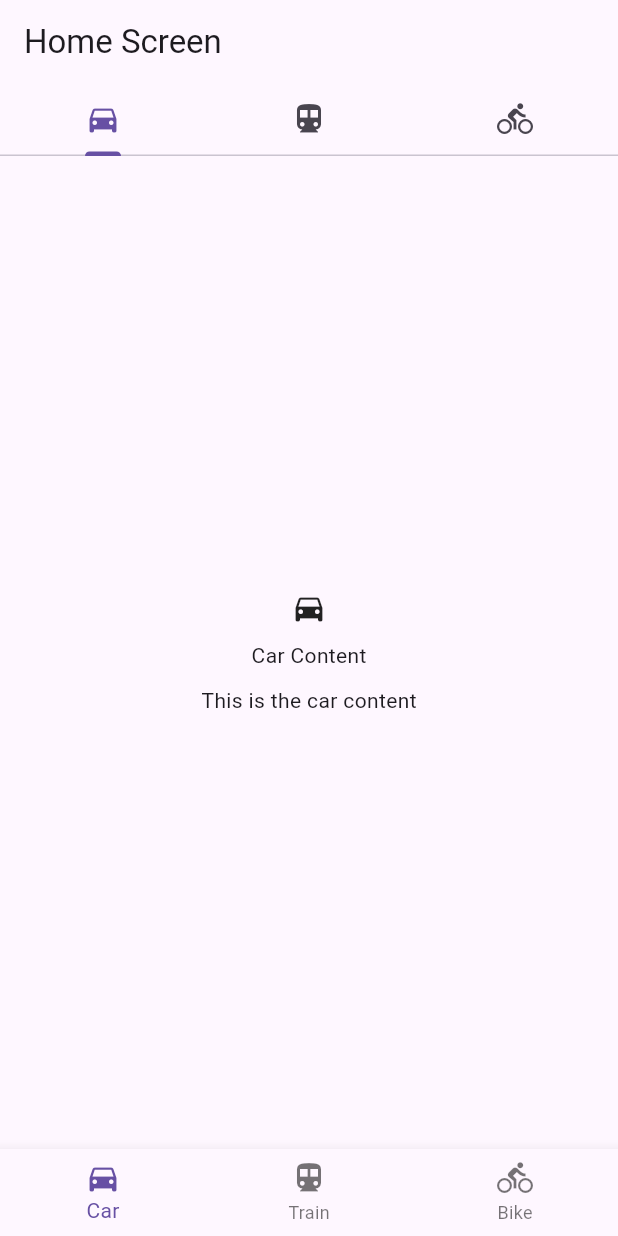
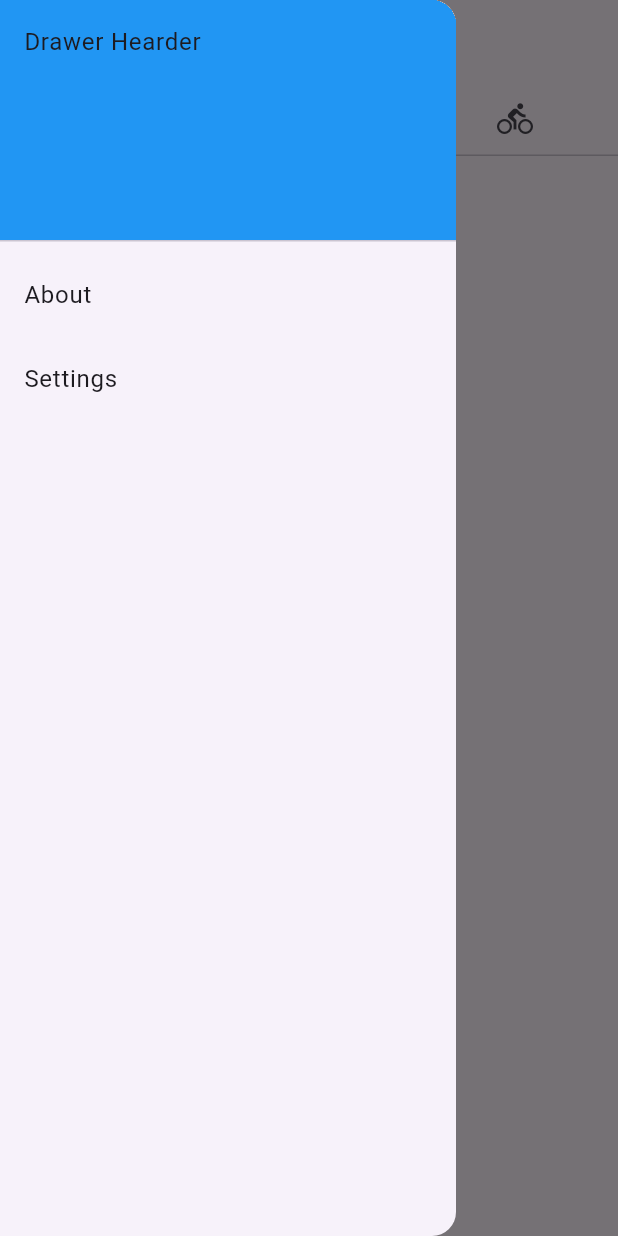
Before and after one commit to brendaleefox/FlutterDemo, a Flutter app: the screen it shows after launch, with the side drawer open (before the commit the screen has no drawer), on a phone screen of 412 x 824 dp. Run offline on Flutter 3.47's test engine with Material 3 defaults, Android fonts, the phone set to English and light mode, and no system bars; our stand-ins replace go_router.

Commit message:
third commit

```diff
--- a/lib/main.dart
+++ b/lib/main.dart
@@ -1,5 +1,5 @@
 import 'package:flutter/material.dart';
-import 'package:flutter_routing_demo/presentation/screens/home/home_screen.dart';
+import 'package:flutter_routing_demo/router/main_router.dart';
 
 main()=> runApp(const MainApp());
 
@@ -8,8 +8,9 @@ class MainApp extends StatelessWidget {
 
   @override
   Widget build(BuildContext context) {
-    return const MaterialApp(
-      home: HomeScreen(),
+    return MaterialApp.router(
+      routerConfig: mainRouter,
+      //mainRouter nombre usado en la clase final en main_router.dart
     );
   }
 }
--- a/lib/presentation/screens/about_screen.dart
+++ b/lib/presentation/screens/about_screen.dart
@@ -5,6 +5,13 @@ class AboutScreen extends StatelessWidget{
 
   @override
   Widget build (BuildContext context){
-    return const Placeholder();
+    return Scaffold(
+      appBar: AppBar(
+        title: const Text('About Screen'),
+      ),
+      body: const Center(
+        child: Text('About Screen'),
+      ),
+    );
   }
 }
--- a/lib/presentation/screens/home/home_screen.dart
+++ b/lib/presentation/screens/home/home_screen.dart
@@ -2,12 +2,74 @@ import 'package:flutter/material.dart';
 import 'package:flutter_routing_demo/presentation/screens/home/widgets/bicycle_content.dart';
 import 'package:flutter_routing_demo/presentation/screens/home/widgets/car_content.dart';
 import 'package:flutter_routing_demo/presentation/screens/home/widgets/train_content.dart';
+import 'package:go_router/go_router.dart';
 
 class HomeScreen extends StatelessWidget {
   const HomeScreen({super.key});
 
   @override
   Widget build(BuildContext context) {
+    return DefaultTabController(
+      length: 3,
+      child: Scaffold(
+        appBar: AppBar(
+          title: const Text('Home Screen'),
+          bottom: const TabBar(
+            tabs: [
+              Tab(icon: Icon(Icons.directions_car)),
+              Tab(icon: Icon(Icons.directions_transit)),
+              Tab(icon: Icon(Icons.directions_bike)),
+            ],
+          ),
+        ),
+        body: const TabBarView(
+          children: [
+            CarContent(),
+            TrainContent(),
+            BicycleContent(),
+          ],
+        ),
+        drawer: Drawer(
+          child: ListView(
+            padding: EdgeInsets.zero,
+            children: <Widget>[
+              const DrawerHeader(
+                decoration: BoxDecoration(
+                  color: Colors.blue,
+                ),
+                child: Text('Drawer Hearder'),
+              ),
+              ListTile(
+                title: const Text('About'),
+                onTap: () {
+                  context.push('/about');
+                },
+              ),
+              ListTile(
+                title: const Text('Settings'),
+                onTap: () {
+                  context.push('/settings');
+                },
+              ),
+            ],
+          ),
+        ),
+      ),
+    );
+  }
+}
+
+
+
+
+
+
+
+
+
+//CODIGO CON BARRA DE NAVEGACION ABAJO
+/*
+Widget build(BuildContext context) {
     return DefaultTabController(
       length: 3,
       child: Scaffold(
@@ -49,3 +111,4 @@ class HomeScreen extends StatelessWidget {
     );
   }
 }
+*/
--- a/lib/presentation/screens/settings_screen.dart
+++ b/lib/presentation/screens/settings_screen.dart
@@ -5,6 +5,13 @@ class SettingsScreen extends StatelessWidget{
 
   @override
   Widget build (BuildContext context){
-    return const Placeholder();
+    return Scaffold(
+      appBar: AppBar(
+        title: const Text('Setting Screen'),
+      ),
+      body: const Center(
+        child: Text('Setting Screen'),
+      ),
+    );
   }
 }
--- a/lib/router/main_router.dart
+++ b/lib/router/main_router.dart
@@ -7,6 +7,8 @@ import 'package:flutter_routing_demo/presentation/screens/index.dart';
 //import 'package:flutter_routing_demo/presentation/screens/settings_screen.dart';
 
 final mainRouter = GoRouter(
+  initialLocation: '/home', //ruta inicial cuando carge la aplicacion.
+
   routes:[
     GoRoute(
       path:'/home',
@@ -17,7 +19,7 @@ final mainRouter = GoRouter(
       builder:(context, state)=> const AboutScreen(),
     ),
     GoRoute(
-      path: '/about',
+      path: '/settings',
       builder:(context, state)=> const SettingsScreen(),
     )
   ]
```
